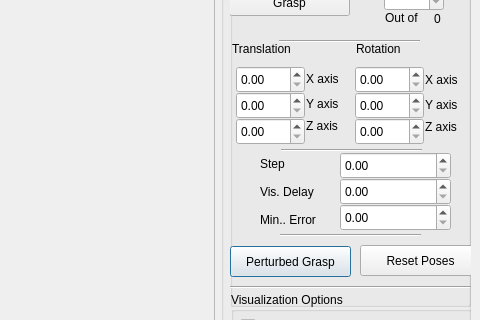
Above: for_ramcip_report/ramcip_examples/GraspPlannerEvaluator.ui from gkalogiannis/Simox before the change; both pictures show x 729 to 1209 and y 336 to 656 of the 1209 by 882 pixel window. Below: the same form after it.
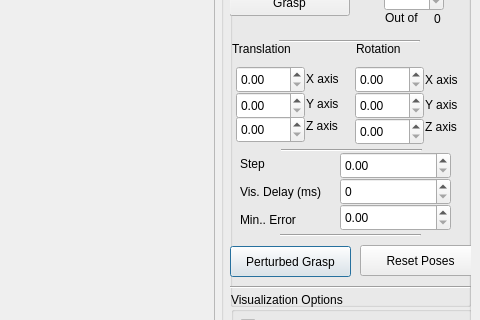
That is the form after the change.

The edit to the form file:
```diff
--- a/for_ramcip_report/ramcip_examples/GraspPlannerEvaluator.ui
+++ b/for_ramcip_report/ramcip_examples/GraspPlannerEvaluator.ui
@@ -424,6 +424,9 @@
           <height>27</height>
          </rect>
         </property>
+        <property name="maximum">
+         <double>500.000000000000000</double>
+        </property>
        </widget>
        <widget class="QLabel" name="label_16">
         <property name="geometry">
@@ -442,11 +445,14 @@
         <property name="geometry">
          <rect>
           <x>6</x>
-          <y>172</y>
+          <y>170</y>
           <width>69</width>
           <height>27</height>
          </rect>
         </property>
+        <property name="maximum">
+         <double>500.000000000000000</double>
+        </property>
        </widget>
        <widget class="QLabel" name="label_17">
         <property name="geometry">
@@ -559,7 +565,7 @@
        <widget class="QLabel" name="label_22">
         <property name="geometry">
          <rect>
-          <x>30</x>
+          <x>10</x>
           <y>210</y>
           <width>51</width>
           <height>16</height>
@@ -572,14 +578,14 @@
        <widget class="QLabel" name="label_23">
         <property name="geometry">
          <rect>
-          <x>30</x>
+          <x>10</x>
           <y>238</y>
-          <width>71</width>
+          <width>101</width>
           <height>16</height>
          </rect>
         </property>
         <property name="text">
-         <string>Vis. Delay</string>
+         <string>Vis. Delay (ms)</string>
         </property>
        </widget>
        <widget class="QDoubleSpinBox" name="doubleSpinBoxStep">
@@ -595,7 +601,7 @@
        <widget class="QLabel" name="label_24">
         <property name="geometry">
          <rect>
-          <x>30</x>
+          <x>10</x>
           <y>266</y>
           <width>71</width>
           <height>16</height>
@@ -699,6 +705,12 @@
          <height>27</height>
         </rect>
        </property>
+       <property name="decimals">
+        <number>0</number>
+       </property>
+       <property name="maximum">
+        <double>1000.000000000000000</double>
+       </property>
       </widget>
       <widget class="QGroupBox" name="groupBox_3">
        <property name="geometry">
```
Left out of the diff: 5 changed lines with no effect on the pictures.
